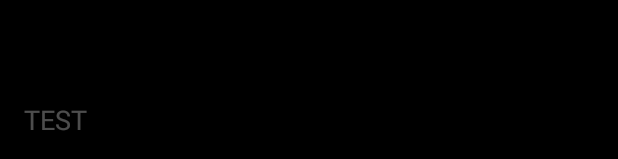
After one commit to shygiants/GameUniv-android, an Android app: the layout fragment_post_contents_page.xml on its own in the app's theme, with its tools: preview values and no code run, on a phone screen of 412 x 824 dp. The commit adds this screen. Shown: the part 1074-1233 px from the top of the screen. Run offline under Robolectric (Android 15) with nearby library versions, the phone set to English and light mode, and no system bars.

Commit message:
Added ViewPager for adding contents post

```diff
--- a/app/src/main/java/io/github/shygiants/gameuniv/activities/PhotoPickerActivity.java
+++ b/app/src/main/java/io/github/shygiants/gameuniv/activities/PhotoPickerActivity.java
@@ -1,7 +1,6 @@
 package io.github.shygiants.gameuniv.activities;
 
 import android.content.Intent;
-import android.graphics.PorterDuff;
 import android.graphics.drawable.Drawable;
 import android.support.v7.app.AppCompatActivity;
 import android.os.Bundle;
--- /dev/null
+++ b/app/src/main/res/layout/fragment_post_contents_page.xml
@@ -0,0 +1,28 @@
+<RelativeLayout
+    android:id="@+id/background"
+    xmlns:android="http://schemas.android.com/apk/res/android"
+    xmlns:tools="http://schemas.android.com/tools"
+    android:background="@color/colorBlack"
+    android:layout_width="match_parent"
+    android:layout_height="match_parent"
+    android:focusable="true"
+    android:focusableInTouchMode="true"
+    tools:context=".activities.PostContentsActivity">
+
+    <ImageView
+        android:id="@+id/content_image"
+        android:layout_width="match_parent"
+        android:layout_height="match_parent"
+        android:scaleType="fitCenter"/>
+    <EditText
+        android:id="@+id/content_text"
+        android:textColor="@color/colorWhite"
+        android:hint="TEST"
+        android:textColorHint="@color/colorWhite30"
+        android:background="@null"
+        android:padding="@dimen/contents_text_padding"
+        android:layout_width="match_parent"
+        android:layout_height="match_parent"
+        android:gravity="bottom|left"/>
+
+</RelativeLayout>
--- a/app/src/main/res/values/colors.xml
+++ b/app/src/main/res/values/colors.xml
@@ -7,8 +7,11 @@
     <color name="colorScore">#FFD600</color>
     <color name="colorBlack54">#8A000000</color>
     <color name="colorBlack87">#DF000000</color>
+    <color name="colorBlack">#000000</color>
     <color name="colorWhite">#FFFFFFFF</color>
+    <color name="colorWhite30">#4DFFFFFF</color>
 
     <color name="transparent">#00000000</color>
+    <color name="colorDimming">#B3000000</color>
 
 </resources>
--- a/app/src/main/res/values/dimens.xml
+++ b/app/src/main/res/values/dimens.xml
@@ -32,6 +32,8 @@
     <dimen name="photo_margin">3dp</dimen>
     <dimen name="photo_padding">3dp</dimen>
 
+    <dimen name="contents_text_padding">16dp</dimen>
+
     <!--Typography-->
     <dimen name="typo_headline">24sp</dimen>
     <dimen name="typo_title">20sp</dimen>
@@ -42,5 +44,6 @@
     <dimen name="game_app_bar_height">200dp</dimen>
     <dimen name="text_margin">16dp</dimen>
     <dimen name="item_width">200dp</dimen>
+    <dimen name="appbar_padding_top">8dp</dimen>
 
 </resources>
--- a/app/src/main/res/values/strings.xml
+++ b/app/src/main/res/values/strings.xml
@@ -43,6 +43,8 @@
 
     <!--&#8230; means ellipsis(...)-->
     <string name="write_content">글쓰기&#8230;</string>
+
+    <string name="camera_roll">카메라 롤</string>
 
     <string name="snack_bar_server_err">서버 문제</string>
     <string name="snack_bar_connection_err">인터넷 연결 문제</string>
@@ -142,4 +144,6 @@
     </string>
     <string name="title_game_list">Games</string>
     <string name="title_game_detail">Game Detail</string>
+    <string name="title_activity_post_contents">PostContentsActivity</string>
+    <string name="title_activity_contents">컨텐츠 작성</string>
 </resources>
```
Also changed, not shown: app/src/main/AndroidManifest.xml (+9 -1 lines), app/src/main/java/io/github/shygiants/gameuniv/activities/PostContentsActivity.java (added, +104 -0 lines), app/src/main/java/io/github/shygiants/gameuniv/fragments/GameFragment.java (+3 -21 lines), app/src/main/java/io/github/shygiants/gameuniv/fragments/PostContentsPageFragment.java (added, +68 -0 lines), app/src/main/java/io/github/shygiants/gameuniv/ui/PostContentsPageAdapter.java (added, +41 -0 lines), app/src/main/java/io/github/shygiants/gameuniv/utils/PhotoPickerResultResolver.java (added, +25 -0 lines), app/src/main/res/layout/activity_post_contents.xml (added, +34 -0 lines), app/src/main/res/menu/menu_contents.xml (added, +10 -0 lines).
